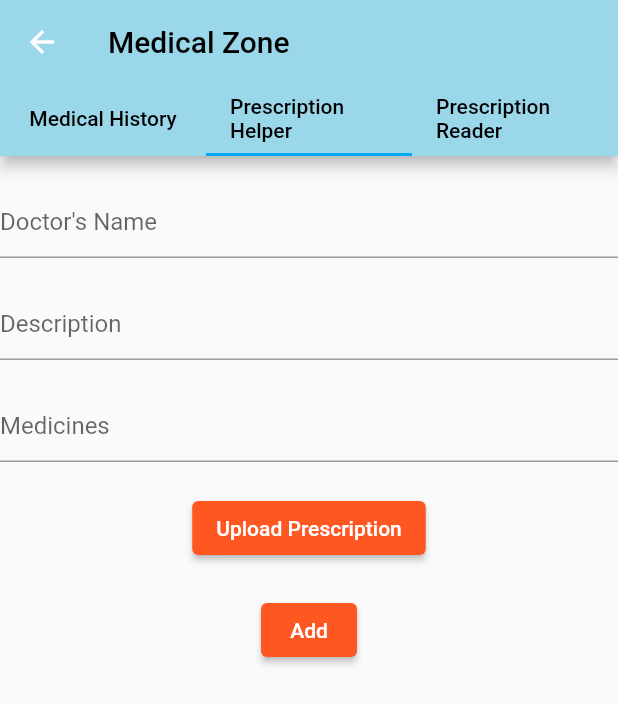
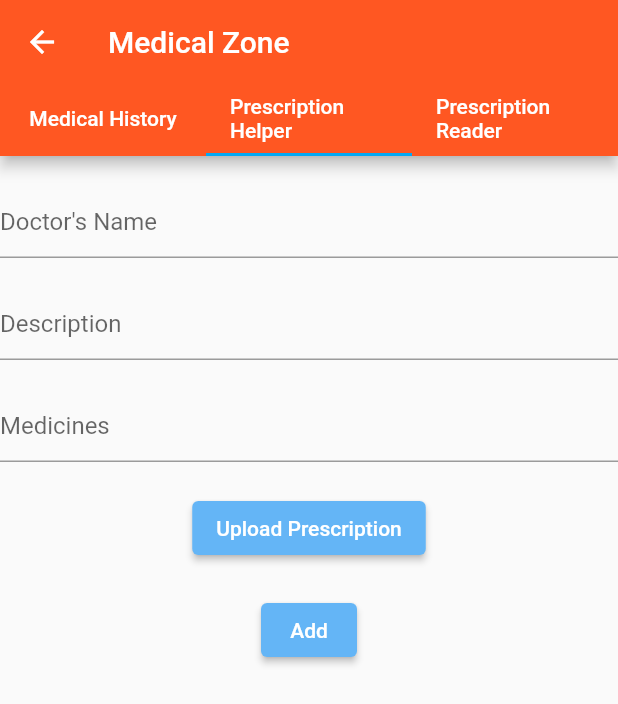
Before and after one commit to singhalpranav22/health_bloom, a Flutter app: the NewHome screen opened directly, tab 2 chosen, on a phone screen of 412 x 824 dp. Shown: the top 704 px of the screen. Run offline on Flutter 3.47's test engine with Material 2 defaults, Android fonts, the phone set to English and light mode, and no system bars; our stand-ins replace cloud_firestore, file_picker, firebase_auth, firebase_core, firebase_storage, fl_chart and 4 more; missing offline and left inert: clipboard, firebase_ml_vision; accounts and stored records are empty.

Commit message:
Updated UI

```diff
--- a/lib/form.dart
+++ b/lib/form.dart
@@ -187,16 +187,22 @@ class _PrescriptionState extends State<Prescription> {
 //                      Navigator.pop(context);
                       getFileAndUpload();
 //                      }
-                    }
+                    },
+                  style: ButtonStyle(
+                    backgroundColor: MaterialStateProperty.all(Colors.blue[300]),
+//          padding: MaterialStateProperty.all(EdgeInsets.all(50)),
+//          textStyle: MaterialStateProperty.all(TextStyle(fontSize: 30))
+                  ),
 
                 ),
 
                 SizedBox(height: 20.0),
 
                 ElevatedButton(
-//                    color: Colors.pink[400],
-                    child: Text("Add"),
+                  child: Text("Add"),
+
                     onPressed: (){
+
                       print(drname);
                       print(description);
                       print(medicines);
@@ -204,9 +210,17 @@ class _PrescriptionState extends State<Prescription> {
                       DatabaseService(uid: user.uid).adddata(doctor: drname,description: description,medicines: medicines,url: url,prescText: presctext,date: userSubmissionTime);
                       Navigator.pop(context);
 //                      }
-                    }
+                    },
+                    style: ButtonStyle(
+                backgroundColor: MaterialStateProperty.all(Colors.blue[300]),
+//          padding: MaterialStateProperty.all(EdgeInsets.all(50)),
+//          textStyle: MaterialStateProperty.all(TextStyle(fontSize: 30))
+                    ),
+    ),
 
-                ),
+
+
+
                 SizedBox(height: 20.0),
                 Text(error,
                   style: TextStyle(
--- a/lib/newhome.dart
+++ b/lib/newhome.dart
@@ -14,12 +14,12 @@ class _NewHomeState extends State<NewHome> {
       length: 3,
       child: Scaffold(
         appBar: AppBar(
-          backgroundColor: Color(0xff9ad7e9),
+          backgroundColor: Colors.deepOrange,
 //        backgroundColor: Colors.transparent,
           title: Text(
             "Medical Zone",
             style: TextStyle(
-              color: Colors.black,
+              color: Colors.white,
             ),
           ),
 
@@ -34,7 +34,7 @@ class _NewHomeState extends State<NewHome> {
                   alignment: Alignment.center,
                   child: Text("Medical History",
                     style: TextStyle(
-                      color: Colors.black,
+                      color: Colors.white,
                     ),
                   ),
                 ),
@@ -44,7 +44,7 @@ class _NewHomeState extends State<NewHome> {
                   alignment: Alignment.center,
                   child: Text("Prescription Helper",
                     style: TextStyle(
-                      color: Colors.black,
+                      color: Colors.white,
                     ),
                   ),
                 ),
@@ -54,7 +54,7 @@ class _NewHomeState extends State<NewHome> {
                   alignment: Alignment.center,
                   child: Text("Prescription Reader",
                     style: TextStyle(
-                      color: Colors.black,
+                      color: Colors.white,
                     ),
                   ),
                 ),
```
Also changed, not shown: lib/widget/text_recognition_widget.dart (+22 -3 lines).
